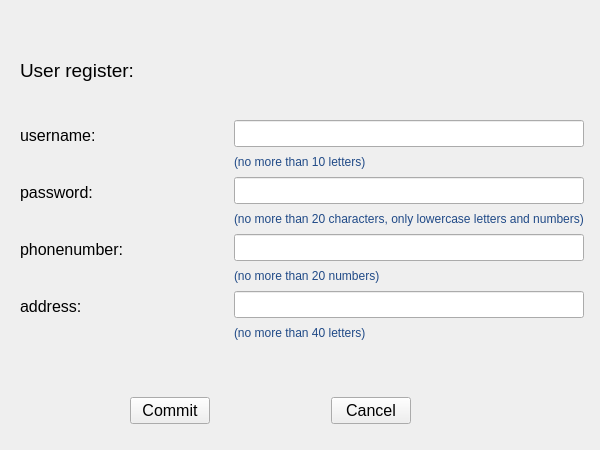
First picture: the form in project1-qt/mdfuserwidget.ui, repository cjh-0806/NJU-advanced-programming-project1-qt, before the edit.
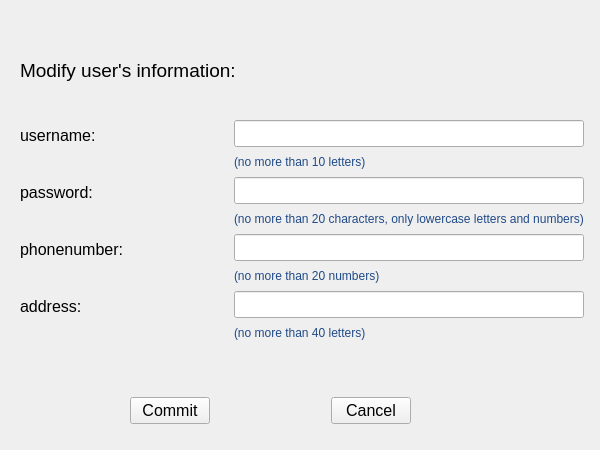
Second picture: the form after the edit.

Diff of the .ui file:
```diff
--- a/project1-qt/mdfuserwidget.ui
+++ b/project1-qt/mdfuserwidget.ui
@@ -273,7 +273,7 @@
     </font>
    </property>
    <property name="text">
-    <string>User register:</string>
+    <string>Modify user's information:</string>
    </property>
   </widget>
  </widget>
```
Left out of the diff: 2 changed lines with no effect on the pictures.
